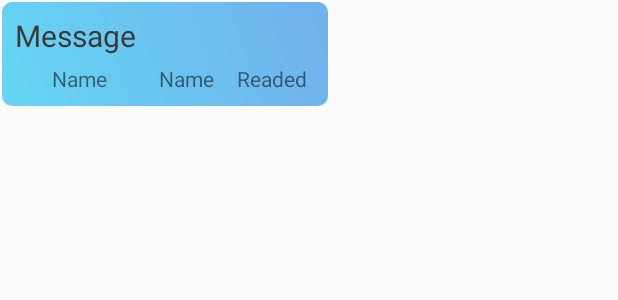
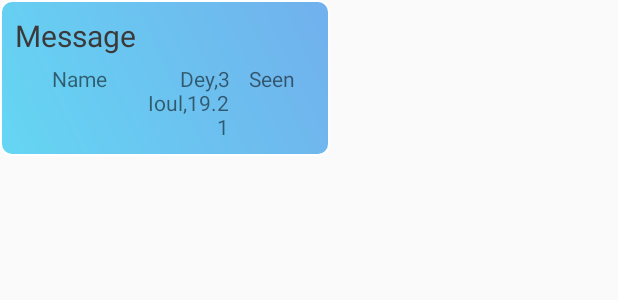
Before and after one commit to farmaker47/GetReadyChat, an Android app: the layout item_message_left.xml on its own in the app's theme, with its tools: preview values and no code run, on a phone screen of 412 x 824 dp. Shown: the top 300 px of the screen. Run offline under Robolectric (Android 15) with nearby library versions, the phone set to English and light mode, and no system bars.

Commit message:
bubbles customizing

```diff
--- a/app/src/main/res/layout/activity_user_to_user_message.xml
+++ b/app/src/main/res/layout/activity_user_to_user_message.xml
@@ -41,7 +41,7 @@
         android:layout_height="match_parent"
         android:layout_above="@+id/linearLayout"
         android:divider="@android:color/transparent"
-        android:dividerHeight="10dp"
+        android:dividerHeight="15dp"
         android:stackFromBottom="true"
         android:transcriptMode="alwaysScroll"
         tools:listitem="@layout/item_message"
--- a/app/src/main/res/layout/item_message_left.xml
+++ b/app/src/main/res/layout/item_message_left.xml
@@ -50,9 +50,9 @@
                 android:layout_gravity="center"
                 android:layout_weight="1"
                 android:minWidth="100dp"
-                android:textAlignment="center"
+                android:textAlignment="textEnd"
                 android:textAppearance="?android:attr/textAppearanceSmall"
-                tools:text="Name" />
+                tools:text="Dey,3 Ioul,19.21" />
 
             <TextView
                 android:id="@+id/isReadTextView"
@@ -62,7 +62,7 @@
                 android:layout_weight="1"
                 android:textAlignment="center"
                 android:textAppearance="?android:attr/textAppearanceSmall"
-                tools:text="Readed" />
+                tools:text="Seen" />
         </LinearLayout>
 
     </LinearLayout>
--- a/app/src/main/res/layout/item_message_right.xml
+++ b/app/src/main/res/layout/item_message_right.xml
@@ -50,7 +50,7 @@
                 android:layout_width="0dp"
                 android:layout_height="wrap_content"
                 android:layout_gravity="center"
-                android:layout_weight="1"
+                android:layout_weight="2"
                 android:minWidth="100dp"
                 android:textAlignment="center"
                 android:textAppearance="?android:attr/textAppearanceSmall"
@@ -64,7 +64,7 @@
                 android:layout_weight="1"
                 android:textAlignment="center"
                 android:textAppearance="?android:attr/textAppearanceSmall"
-                tools:text="Readed" />
+                tools:text="Seen" />
         </LinearLayout>
 
     </LinearLayout>
```
